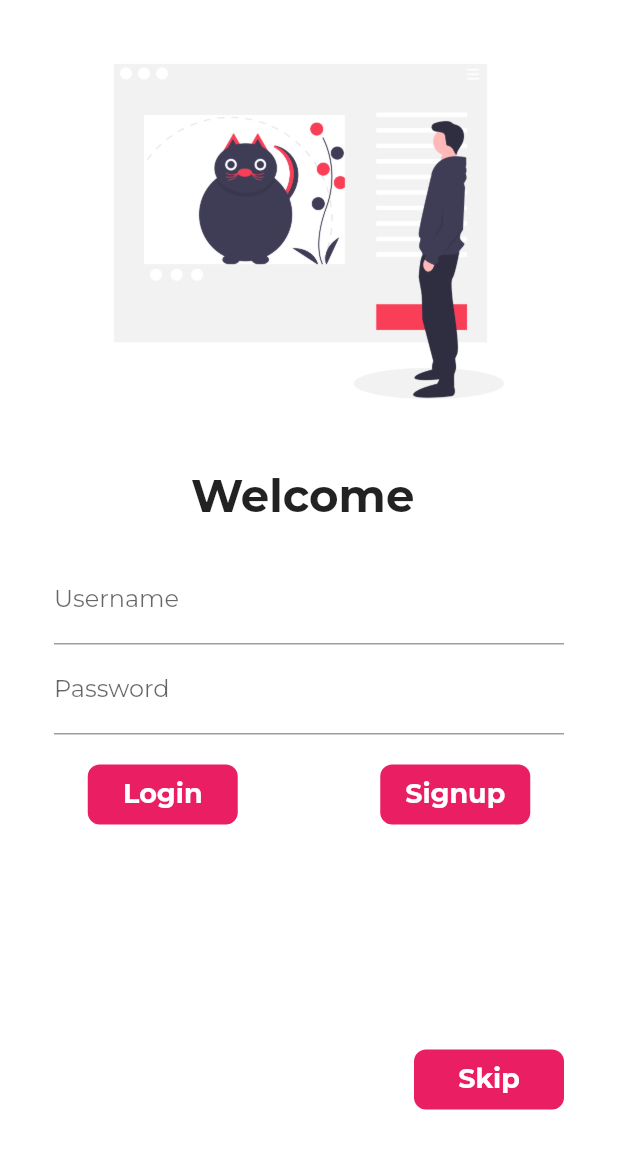
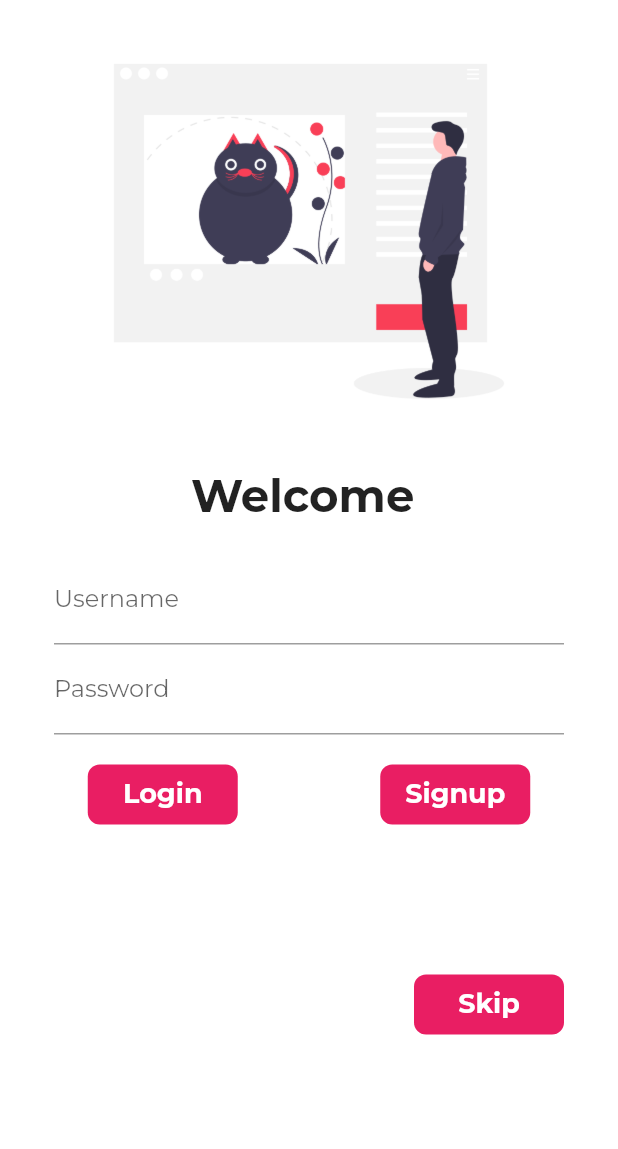
Before and after one commit to derpLLC/Petscue, a Flutter app: the screen it shows after launch, on a phone screen of 412 x 824 dp. Shown: the top 1149 px of the screen. Run offline on Flutter 3.47's test engine with Material 2 defaults, Android fonts, the phone set to English and light mode, and no system bars; our stand-ins replace firebase_auth, firebase_core, font_awesome_flutter, google_fonts; accounts and stored records are empty.

Commit message:
lib: login: decrease sizedBox height
*150.0 leads to the button being half covered by navigation bar

Signed-off-by: Ayush Dubey <ayushdubey70@gmail.com>

```diff
--- a/lib/screen/login.dart
+++ b/lib/screen/login.dart
@@ -115,7 +115,7 @@ class _LoginState extends State<Login> {
                     ],
                   ),
                   SizedBox(
-                    height: 150,
+                    height: 100.0,
                   ),
                   Row(
                     mainAxisAlignment: MainAxisAlignment.end,
```
